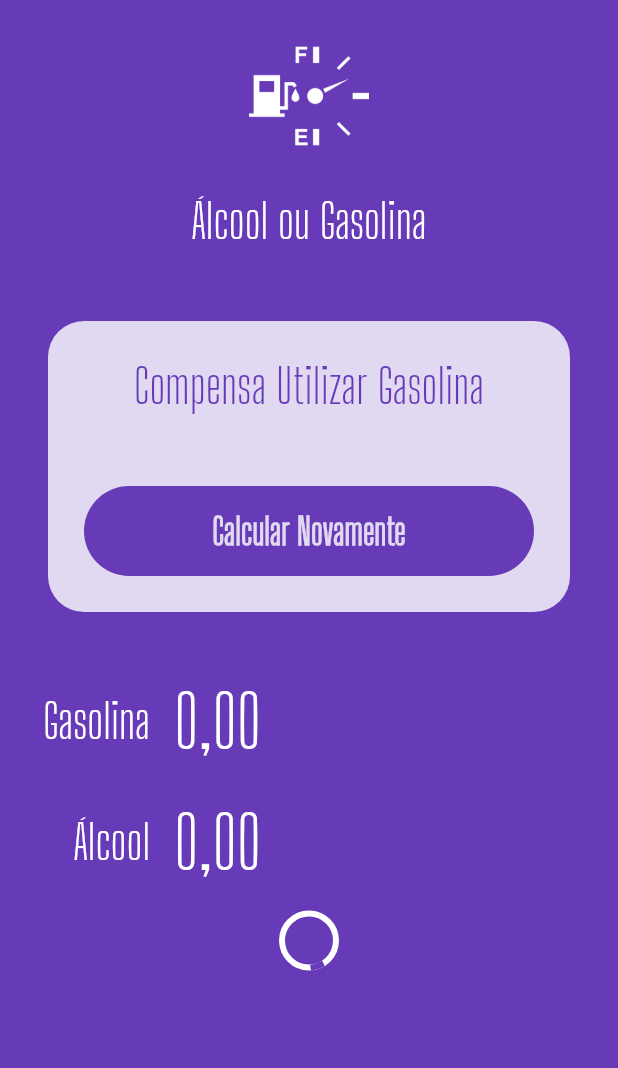
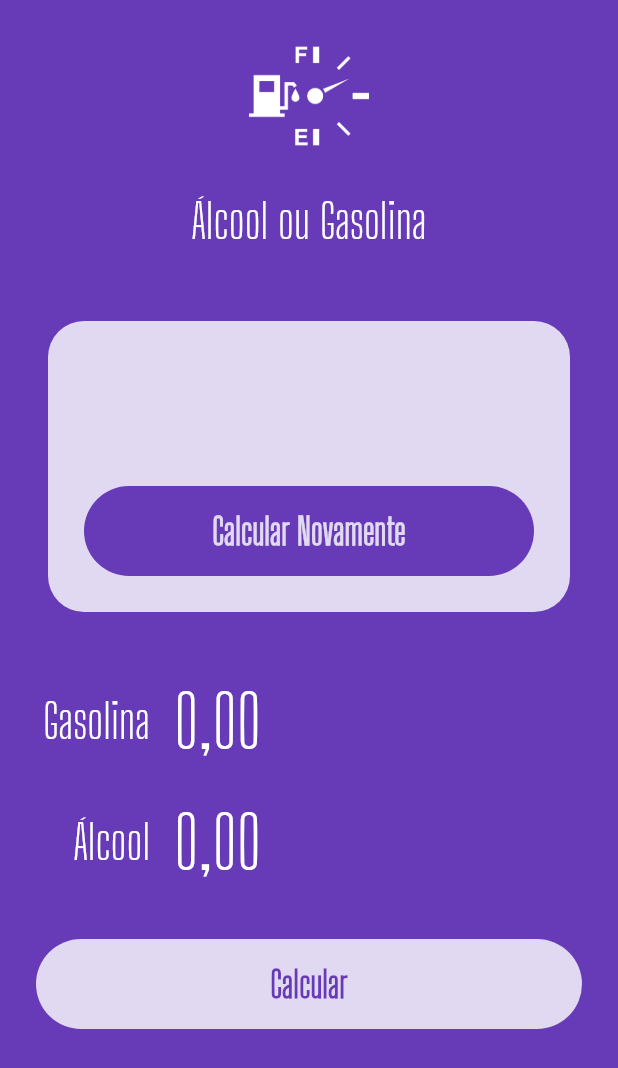
Before and after one commit to ViniciusPii/alcohol-or-gasoline-flutter, a Flutter app: the screen it shows after launch, on a phone screen of 412 x 824 dp. Shown: the top 1068 px of the screen. Run offline on Flutter 3.47's test engine with Material 2 defaults, Android fonts, the phone set to English and light mode, and no system bars; our stand-ins replace flutter_masked_text.

Commit message:
feat(result): Componentização do result

```diff
--- a/lib/src/components/button_component.dart
+++ b/lib/src/components/button_component.dart
@@ -17,6 +17,7 @@ class ButtonComponent extends StatelessWidget {
   Widget build(BuildContext context) {
     return busy
         ? Container(
+            margin: EdgeInsets.symmetric(vertical: 32),
             alignment: Alignment.center,
             height: 50,
             child: CircularProgressIndicator(
--- /dev/null
+++ b/lib/src/components/result_component.dart
@@ -0,0 +1,46 @@
+import 'package:flutter/material.dart';
+
+import 'button_component.dart';
+
+class ResultComponent extends StatelessWidget {
+  var result = "";
+  Function function;
+
+  ResultComponent({
+    @required this.result,
+    @required this.function,
+  });
+
+  @override
+  Widget build(BuildContext context) {
+    return Container(
+      margin: EdgeInsets.all(32),
+      decoration: BoxDecoration(
+        color: Colors.white.withOpacity(0.8),
+        borderRadius: BorderRadius.circular(24),
+      ),
+      child: Column(
+        children: [
+          Padding(
+            padding: const EdgeInsets.all(24),
+            child: Text(
+              result,
+              textAlign: TextAlign.center,
+              style: TextStyle(
+                color: Theme.of(context).primaryColor,
+                fontSize: 32,
+                fontFamily: 'Big Shoulders Display',
+              ),
+            ),
+          ),
+          ButtonComponent(
+            textButton: 'Calcular Novamente',
+            busy: false,
+            invert: true,
+            function: function,
+          )
+        ],
+      ),
+    );
+  }
+}
--- a/lib/src/pages/home_page.dart
+++ b/lib/src/pages/home_page.dart
@@ -1,6 +1,7 @@
 import 'package:alcool_ou_gasolina/src/components/button_component.dart';
 import 'package:alcool_ou_gasolina/src/components/input_component.dart';
 import 'package:alcool_ou_gasolina/src/components/logo_component.dart';
+import 'package:alcool_ou_gasolina/src/components/result_component.dart';
 import 'package:flutter/material.dart';
 import 'package:flutter_masked_text/flutter_masked_text.dart';
 
@@ -15,34 +16,9 @@ class Home extends StatelessWidget {
       body: ListView(
         children: [
           LogoComponent(),
-          Container(
-            margin: EdgeInsets.all(32),
-            decoration: BoxDecoration(
-              color:  Colors.white.withOpacity(0.8),
-              borderRadius: BorderRadius.circular(24),
-            ),
-            child: Column(
-              children: [
-                Padding(
-                  padding: const EdgeInsets.all(24),
-                  child: Text(
-                    'Compensa Utilizar Gasolina',
-                    textAlign: TextAlign.center,
-                    style: TextStyle(
-                      color: Theme.of(context).primaryColor,
-                      fontSize: 32,
-                      fontFamily: 'Big Shoulders Display',
-                    ),
-                  ),
-                ),
-                ButtonComponent(
-                  textButton: 'Calcular Novamente',
-                  busy: false,
-                  invert: true,
-                  function: (){},
-                )
-              ],
-            ),
+          ResultComponent(
+            result: '',
+            function: (){},
           ),
           InputComponent(
             label: 'Gasolina',
@@ -54,7 +30,7 @@ class Home extends StatelessWidget {
           ),
           ButtonComponent(
             textButton: 'Calcular',
-            busy: true,
+            busy: false,
             invert: false,
             function: () {},
           ),
```
